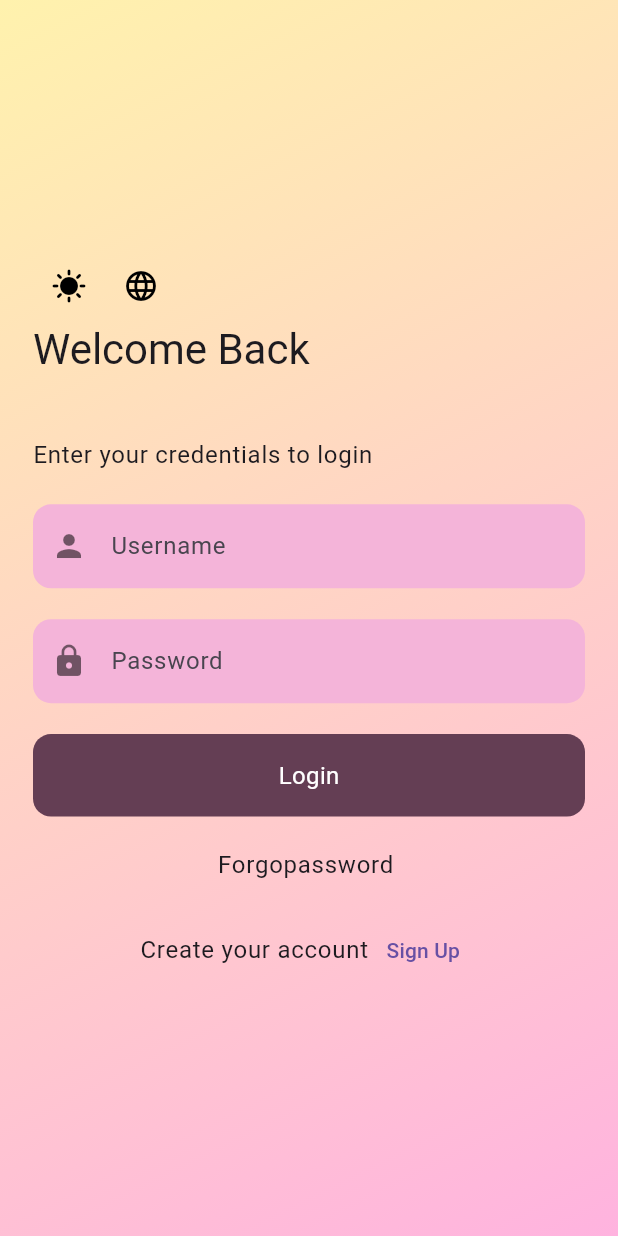
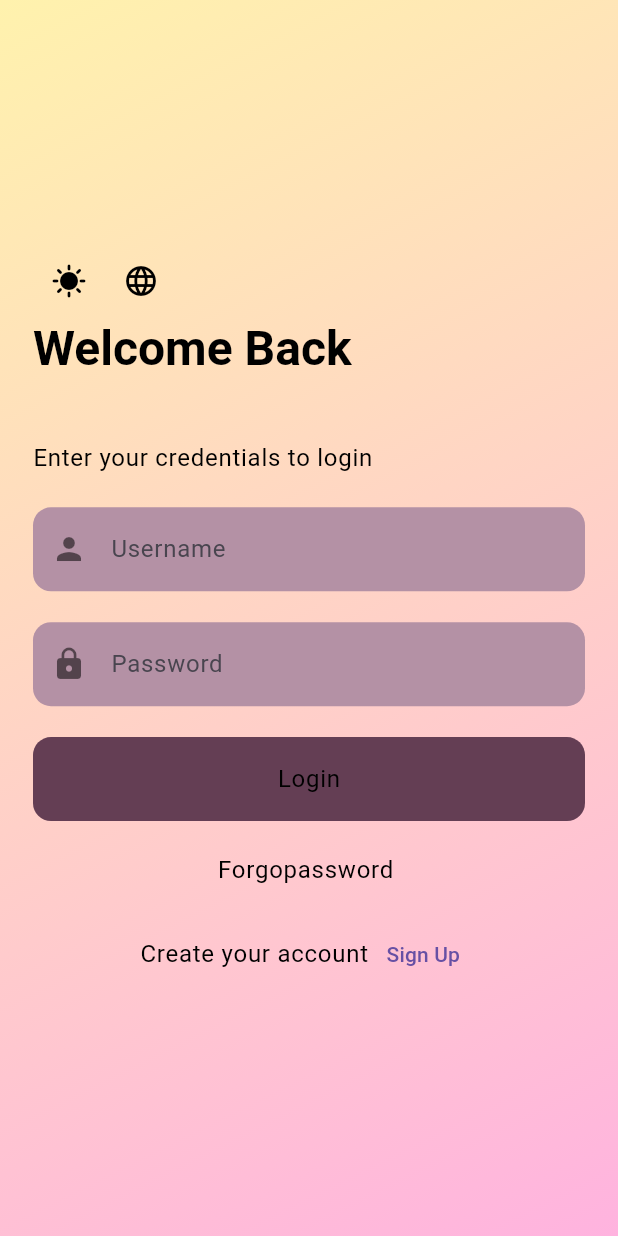
Before and after one commit to siraj2000/firstQuiz, a Flutter app: the screen it shows after launch, after a tap on the "sunny" icon, on a phone screen of 412 x 824 dp. Run offline on Flutter 3.47's test engine with Material 3 defaults, Android fonts, the phone set to English and light mode, and no system bars.

Commit message:
Refactor theme provider and update text styles for light/dark mode support

```diff
--- a/lib/main.dart
+++ b/lib/main.dart
@@ -35,7 +35,7 @@ class _MyAppState extends State<MyApp> {
       builder: (context, child) {
         final provider = Provider.of<ThemeProvider>(context);
         return MaterialApp(
-          theme: provider.theme,
+          theme: provider.lightTheme,
           debugShowCheckedModeBanner: false,
           locale: _locale,
           supportedLocales: S.delegate.supportedLocales,
--- a/lib/provider/theme_provider.dart
+++ b/lib/provider/theme_provider.dart
@@ -1,112 +1,24 @@
 import 'package:flutter/material.dart';
+import 'package:login_test/core/color_theme.dart';
+import 'package:login_test/core/text_theme.dart';
 
 class ThemeProvider extends ChangeNotifier {
-  ThemeData theme = ThemeData.dark();
+  bool isDark = false;
+
+  ThemeData get lightTheme => ThemeData(
+    brightness: isDark ? Brightness.light : Brightness.dark,
+
+    // scaffoldBackgroundColor: ColorTheme.bgLight,
+    primaryColor: ColorTheme.primary,
+    iconTheme: const IconThemeData(color: Colors.black),
+
+    textTheme: isDark
+        ? AppTextTheme.lightTextTheme
+        : AppTextTheme.darkTextTheme,
+  );
 
   void changeMode() {
-    final isDark = theme == ThemeData.dark();
-
-    if (isDark) {
-      theme = ThemeData.light();
-    } else {
-      theme = ThemeData.dark();
-      Colors.black;
-    }
+    isDark = !isDark;
     notifyListeners();
   }
 }
-
-// import 'package:flutter/material.dart';
-
-// class ThemeProvider extends ChangeNotifier {
-//   bool isDark = false;
-
-//   void changeMode() {
-//     isDark = !isDark;
-//     notifyListeners();
-//   }
-
-//   ThemeData get theme => isDark ? darkTheme : lightTheme;
-
-//   // --------------------------------------------------------------------------
-//   // 🔵 LIGHT MODE (يبقى كما هو – ما غيرت عليه شيء)
-//   // --------------------------------------------------------------------------
-//   ThemeData get lightTheme => ThemeData(
-//     brightness: Brightness.light,
-//     fontFamily: "Roboto",
-//     scaffoldBackgroundColor: Colors.white,
-//     primaryColor: Colors.purple,
-//     iconTheme: const IconThemeData(color: Colors.black),
-
-//     textTheme: const TextTheme(
-//       displayLarge: TextStyle(
-//         fontSize: 32,
-//         fontWeight: FontWeight.bold,
-//         color: Colors.black,
-//       ),
-//       bodyLarge: TextStyle(fontSize: 16, color: Colors.black87),
-//     ),
-//   );
-
-//   // --------------------------------------------------------------------------
-//   // ⚫ DARK MODE (معدّل بالكامل بشكل احترافي)
-//   // --------------------------------------------------------------------------
-//   ThemeData get darkTheme => ThemeData(
-//     brightness: Brightness.dark,
-//     fontFamily: "Roboto",
-
-//     // 🔥 خلفية داكنة أنيقة
-//     scaffoldBackgroundColor: const Color(0xFF0E0E0E),
-
-//     // 🔥 لون رئيسي بنفسجي ناعم
-//     primaryColor: const Color(0xFF9C27B0),
-
-//     // 🔥 أيقونات بلون أبيض جميل
-//     iconTheme: const IconThemeData(color: Colors.white),
-
-//     // 🔥 نصوص متناسقة
-//     textTheme: const TextTheme(
-//       displayLarge: TextStyle(
-//         fontSize: 32,
-//         fontWeight: FontWeight.bold,
-//         color: Colors.white,
-//       ),
-//       bodyLarge: TextStyle(fontSize: 16, color: Colors.white70),
-//       bodyMedium: TextStyle(fontSize: 14, color: Colors.white60),
-//     ),
-
-//     // 🔥 أزرار جميلة في الوضع الداكن
-//     elevatedButtonTheme: ElevatedButtonThemeData(
-//       style: ElevatedButton.styleFrom(
-//         backgroundColor: Color(0xFF9C27B0),
-//         foregroundColor: Colors.white,
-//         padding: const EdgeInsets.symmetric(vertical: 14, horizontal: 24),
-//         shape: RoundedRectangleBorder(
-//           borderRadius: BorderRadius.all(Radius.circular(12)),
-//         ),
-//         textStyle: const TextStyle(fontSize: 16, fontWeight: FontWeight.bold),
-//       ),
-//     ),
-
-//     // 🔥 TextField أنيق في الدارك مود
-//     inputDecorationTheme: InputDecorationTheme(
-//       filled: true,
-//       fillColor: const Color(0xFF1A1A1A),
-//       hintStyle: const TextStyle(color: Colors.white38),
-//       contentPadding: const EdgeInsets.symmetric(vertical: 14, horizontal: 16),
-
-//       border: OutlineInputBorder(
-//         borderRadius: BorderRadius.circular(12),
-//         borderSide: BorderSide(color: Colors.white24),
-//       ),
-//       enabledBorder: OutlineInputBorder(
-//         borderRadius: BorderRadius.circular(12),
-//         borderSide: BorderSide(color: Colors.white24),
-//       ),
-//       focusedBorder: OutlineInputBorder(
-//         borderRadius: BorderRadius.circular(12),
-//         borderSide: const BorderSide(color: Color(0xFF9C27B0), width: 2),
-//       ),
-//     ),
-//   );
-// }
--- a/lib/views/login_page.dart
+++ b/lib/views/login_page.dart
@@ -1,4 +1,5 @@
 import 'package:flutter/material.dart';
+import 'package:login_test/core/text_theme.dart';
 import 'package:login_test/generated/l10n.dart';
 import 'package:login_test/main.dart';
 import 'package:login_test/provider/theme_provider.dart';
@@ -65,6 +66,7 @@ class LoginPage extends StatelessWidget {
                   Text(
                     S.of(context).WelcomeBack,
                     style: Theme.of(context).textTheme.headlineMedium,
+                    //style: AppTextTheme.lightTextTheme.headlineMedium,
                   ),
 
                   SizedBox(height: size.height * 0.05),
@@ -72,6 +74,7 @@ class LoginPage extends StatelessWidget {
                   Text(
                     S.of(context).Enter_your_credentials_to_login,
                     style: Theme.of(context).textTheme.bodyLarge,
+                    // style: AppTextTheme.lightTextTheme.bodyLarge,
                   ),
 
                   SizedBox(height: size.height / 40),
@@ -100,6 +103,7 @@ class LoginPage extends StatelessWidget {
                       //   fontWeight: FontWeight.w600,
                       // ),
                       style: Theme.of(context).textTheme.bodyLarge,
+                      // style: AppTextTheme.lightTextTheme.bodyMedium,
                     ),
                   ),
 
@@ -110,7 +114,6 @@ class LoginPage extends StatelessWidget {
                     children: [
                       Text(
                         S.of(context).Create_your_account,
-                        // style: Theme.of(context).textTheme.bodyMedium,
                         style: Theme.of(context).textTheme.bodyLarge,
                       ),
                       TextButton(
--- a/lib/widget/custom_button.dart
+++ b/lib/widget/custom_button.dart
@@ -5,6 +5,8 @@ class CustomButton extends StatelessWidget {
   final VoidCallback onTap;
 
   CustomButton({super.key, required this.text, required this.onTap});
+
+  bool isDark = false;
 
   @override
   Widget build(BuildContext context) {
@@ -20,7 +22,8 @@ class CustomButton extends StatelessWidget {
         child: Center(
           child: Text(
             text,
-            style: const TextStyle(color: Colors.white, fontSize: 16),
+            // style: const TextStyle(color: Colors.white, fontSize: 16),
+            style: Theme.of(context).textTheme.bodyLarge,
           ),
         ),
       ),
--- a/lib/widget/custom_textfied.dart
+++ b/lib/widget/custom_textfied.dart
@@ -11,7 +11,7 @@ class CustomTextField extends StatelessWidget {
     return TextFormField(
       decoration: InputDecoration(
         filled: true,
-        fillColor: Color.fromARGB(255, 244, 180, 217),
+        fillColor: Color.fromARGB(255, 180, 145, 165),
         prefixIcon: Icon(icon, color: Colors.black54),
         hintText: hint,
         border: OutlineInputBorder(
```
Also changed, not shown: lib/core/text_theme.dart (+0 -32 lines).
